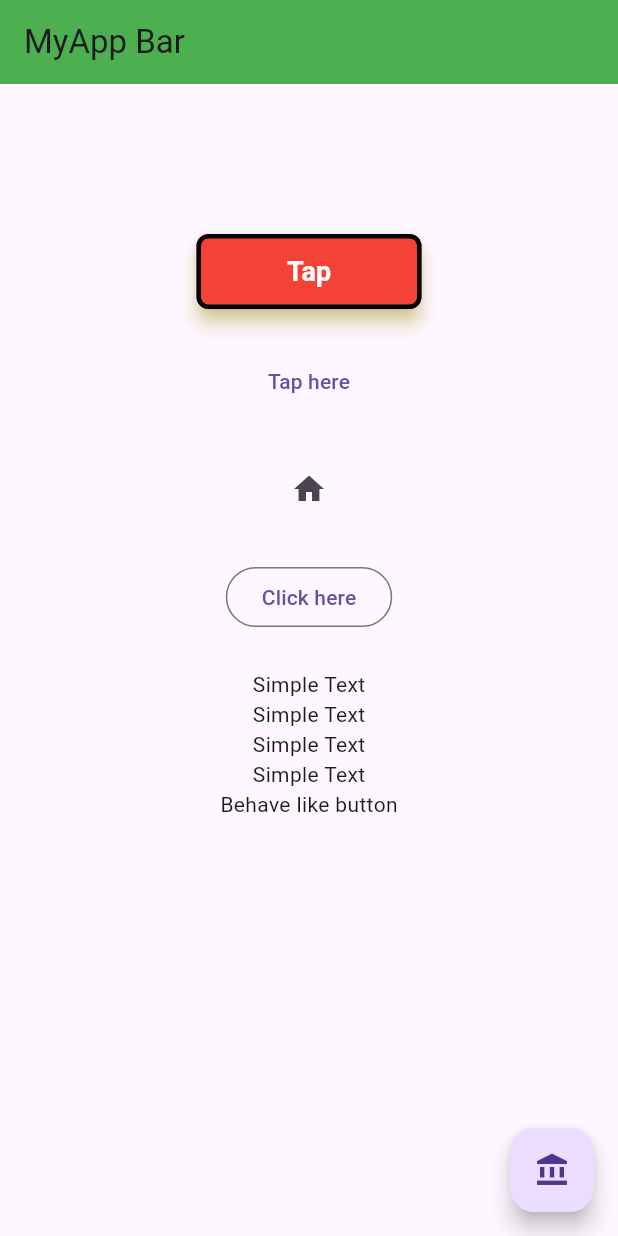
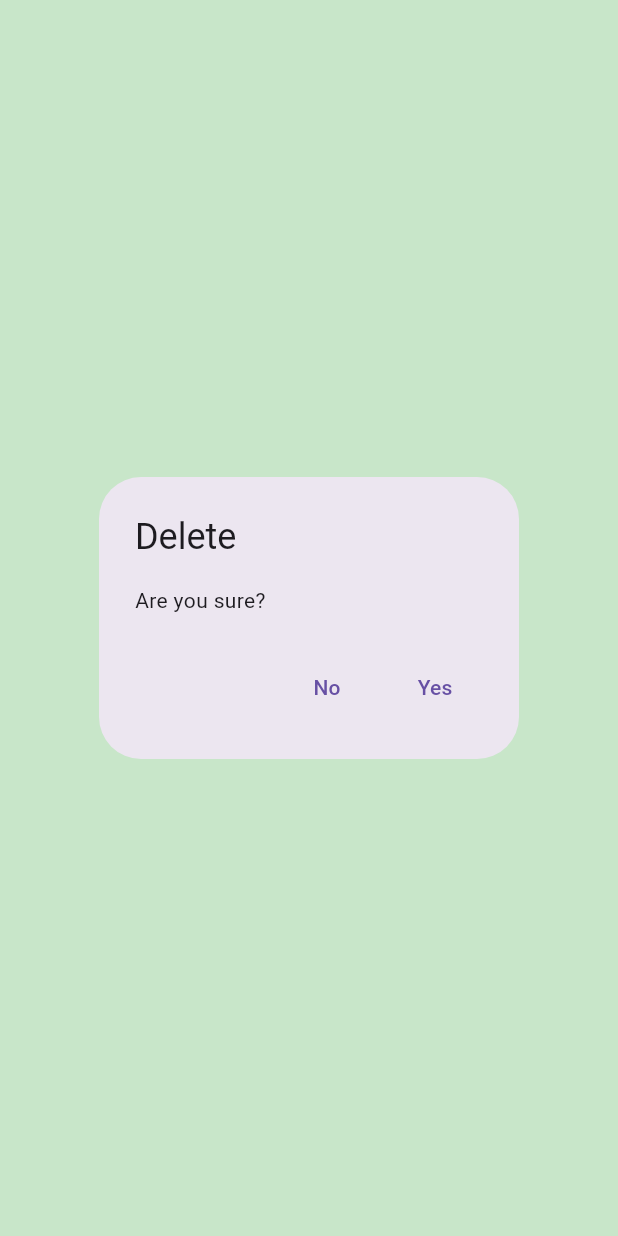
Before and after one commit to hannanmiyaji/flutter, a Flutter app: the screen it shows after launch, after a tap on "Tap", on a phone screen of 412 x 824 dp. Run offline on Flutter 3.47's test engine with Material 3 defaults, Android fonts, the phone set to English and light mode, and no system bars.

Commit message:
AppBar Radius,ElevatedButton,TextButton,IconButton,OutlinedButton,FloationgActionButton,Border & BorderSide Colors,InWell,GestureDetector,AlertDialog.

```diff
--- a/lib/main.dart
+++ b/lib/main.dart
@@ -56,7 +56,19 @@ class HomeActivity extends StatelessWidget {
                 maximumSize: Size(350, 350),
               ),
               onPressed: () {
-                print("Tap on elevatedButton");
+                showDialog(
+                    barrierColor: Color(0xFFC8E6C9),
+                    context: context,
+                    builder: (context) {
+                      return AlertDialog(
+                        title: Text('Delete'),
+                        content: Text('Are you sure?'),
+                        actions: [
+                          TextButton(onPressed: () {}, child: Text('No')),
+                          TextButton(onPressed: () {}, child: Text('Yes')),
+                        ],
+                      );
+                    });
               },
               child: Text("Tap"),
             ),
```
